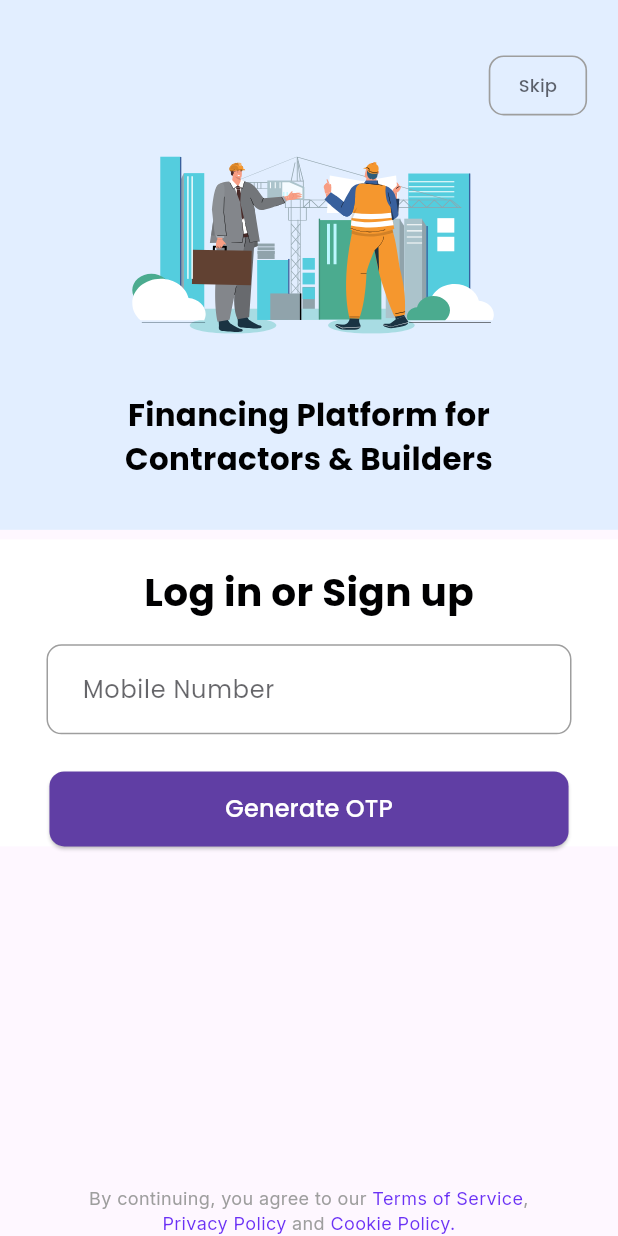
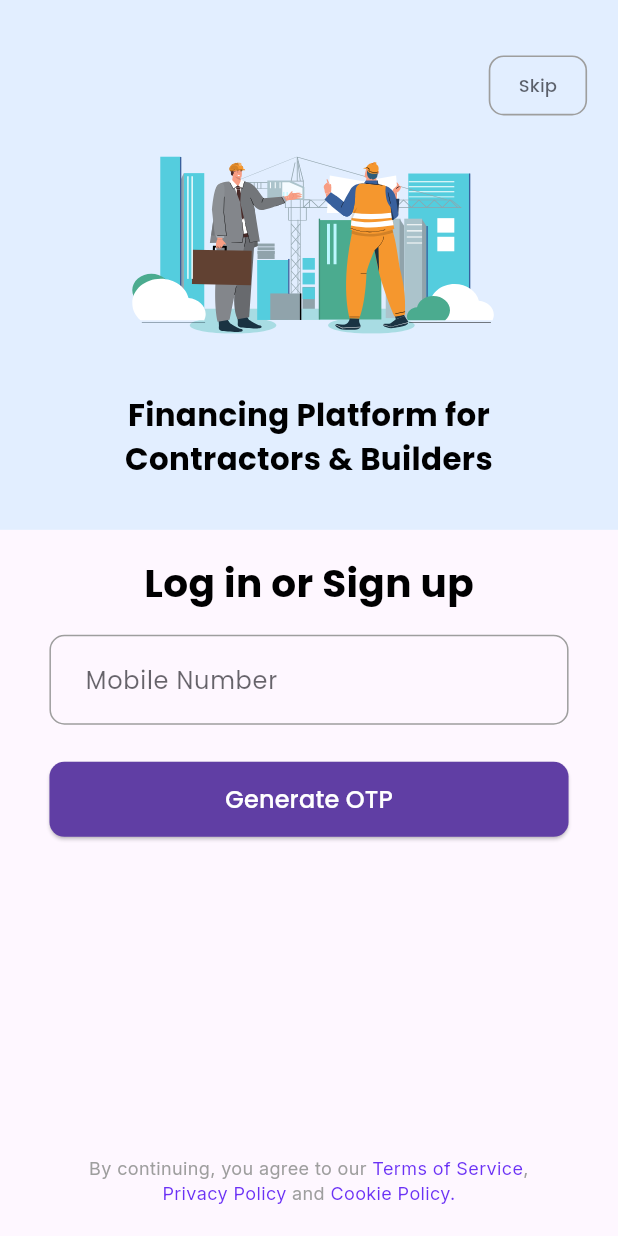
Before and after one commit to sagarpandey142/MansoonPe, a Flutter app: the screen it shows after launch, on a phone screen of 412 x 824 dp. Run offline on Flutter 3.47's test engine with Material 3 defaults, Android fonts, the phone set to English and light mode, and no system bars; our stand-ins replace connectivity_plus, dio, flutter_otp_text_field, flutter_screenutil, flutter_secure_storage, flutter_svg and 4 more; generated files the repository leaves out were written again.

Commit message:
design issue fixed

```diff
--- a/lib/ui/screens/login_screen/login_page_screen.dart
+++ b/lib/ui/screens/login_screen/login_page_screen.dart
@@ -271,23 +271,19 @@ class LoginPageScreen extends StatefulWidget {
 
 class _LoginPageScreenState extends State<LoginPageScreen> {
   final LoginPageController controller = Get.put(LoginPageController());
-
   @override
   Widget build(BuildContext context) {
     double screenHeight = MediaQuery.of(context).size.height;
     double screenWidth = MediaQuery.of(context).size.width;
 
-    return GestureDetector(
-      onTap: () {
-        FocusScope.of(context).unfocus(); // Dismiss keyboard
-      },
-      child: Scaffold(
-        resizeToAvoidBottomInset: true, // Prevent resizing
+    return Scaffold(
+      resizeToAvoidBottomInset:
+      false, // Prevent screen resizing when keyboard appears
       body: Stack(
+        // Use Stack to fix bottom text at the bottom
         children: [
           Column(
             children: [
-                // Top Section
               Container(
                 width: double.infinity,
                 decoration: BoxDecoration(
@@ -298,7 +294,8 @@ class _LoginPageScreenState extends State<LoginPageScreen> {
                   children: [
                     SizedBox(height: screenHeight * 0.04),
                     Padding(
-                        padding: EdgeInsets.symmetric(horizontal: screenWidth * 0.05),
+                      padding:
+                      EdgeInsets.symmetric(horizontal: screenWidth * 0.05),
                       child: Row(
                         mainAxisAlignment: MainAxisAlignment.end,
                         children: [
@@ -348,23 +345,8 @@ class _LoginPageScreenState extends State<LoginPageScreen> {
                   ],
                 ),
               ),
-
-                // ✅ Wrap only the Form in a Scrollable View
-
-              ],
-            ),
-            Column(
-              mainAxisAlignment: MainAxisAlignment.center,
-              children: [
-                Expanded(
-                  flex: 5,
-                  child: SingleChildScrollView(
-                    reverse: true, // Ensures the view scrolls up
-                    child: Container(
-                      width: double.infinity,
-                      decoration: BoxDecoration(
-                        color: Colors.white, // Change to any color you need
-                      ),
+              Padding(
+                padding: EdgeInsets.symmetric(horizontal: screenWidth * 0.08),
                 child: Column(
                   crossAxisAlignment: CrossAxisAlignment.center,
                   children: [
@@ -419,9 +401,7 @@ class _LoginPageScreenState extends State<LoginPageScreen> {
                     )),
 
                     SizedBox(height: screenHeight * 0.03),
-                          Padding(
-                            padding: EdgeInsets.symmetric(horizontal: screenWidth * 0.08),
-                            child: SizedBox(
+                    SizedBox(
                       width: double.infinity,
                       height: 50,
                       child: ElevatedButton(
@@ -440,71 +420,19 @@ class _LoginPageScreenState extends State<LoginPageScreen> {
                         ),
                       ),
                     ),
-                          ),
-
-                          // SizedBox(height: screenHeight * 0.3), // Space before bottom text
+                    SizedBox(
+                        height: screenHeight * 0.1), // Space for bottom text
                   ],
                 ),
               ),
-                  ),
-                ),
-                Expanded(
-                  flex: 2,
-                    child: Container())
             ],
           ),
-            // ✅ Keeps the text fixed at the bottom
-            // Positioned(
-            //   bottom: MediaQuery.of(context).viewInsets.bottom > 0 ? 10.0 : 20.0,
-            //   left: 0,
-            //   right: 0,
-            //   child: Padding(
-            //     padding: const EdgeInsets.symmetric(horizontal: 20.0),
-            //     child: Text.rich(
-            //       TextSpan(
-            //         text: "By continuing, you agree to our ",
-            //         style: GoogleFonts.inter(
-            //           fontSize: 12,
-            //           color: Colors.grey,
-            //           fontWeight: FontWeight.w400,
-            //         ),
-            //         children: [
-            //           TextSpan(
-            //             text: "Terms of Service",
-            //             style: GoogleFonts.inter(
-            //               fontSize: 12,
-            //               color: Color(0xCC4600F2),
-            //               fontWeight: FontWeight.w400,
-            //             ),
-            //           ),
-            //           const TextSpan(text: ", "),
-            //           TextSpan(
-            //             text: "\nPrivacy Policy",
-            //             style: GoogleFonts.inter(
-            //               fontSize: 12,
-            //               color: Color(0xCC4600F2),
-            //               fontWeight: FontWeight.w400,
-            //             ),
-            //           ),
-            //           const TextSpan(text: " and "),
-            //           TextSpan(
-            //             text: "Cookie Policy.",
-            //             style: GoogleFonts.inter(
-            //               fontSize: 12,
-            //               color: Color(0xCC4600F2),
-            //               fontWeight: FontWeight.w400,
-            //             ),
-            //           ),
-            //         ],
-            //       ),
-            //       textAlign: TextAlign.center,
-            //     ),
-            //   ),
-            // ),
-          ],
-        ),
-
-          bottomNavigationBar:Padding(
+          Positioned(
+            // Position the bottom text at the bottom of the screen
+            bottom: 20.0,
+            left: 0,
+            right: 0,
+            child: Padding(
               padding: const EdgeInsets.symmetric(horizontal: 20.0),
               child: Text.rich(
                 TextSpan(
@@ -547,7 +475,8 @@ class _LoginPageScreenState extends State<LoginPageScreen> {
               ),
             ),
           ),
-    )
-    ;
+        ],
+      ),
+    );
   }
 }
```
Lines whose indentation alone changed are shown as unchanged.
